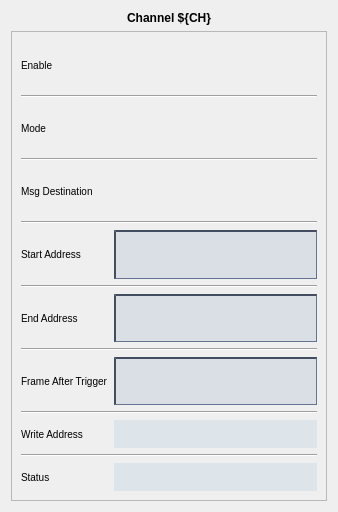
Before: the Qt Designer form waveform_engine.ui in cristinasewell/ATCA_PyDM_Screens, drawn with Qt 5.
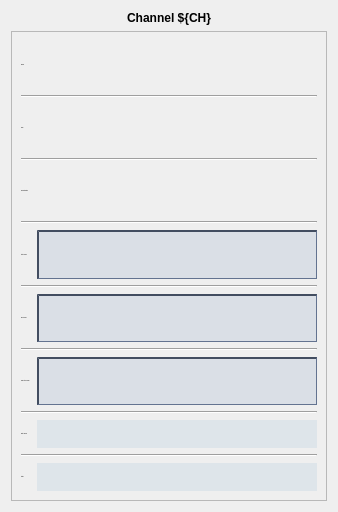
After: the same form once the commit is applied. Custom widgets are drawn as their Qt base class.

Commit message: Fix layout - looks ok now

What changed in the file:
```diff
--- a/waveform_engine.ui
+++ b/waveform_engine.ui
@@ -54,9 +54,6 @@
   border-color: rgb(66,77,96);
   border-style: inset;
   border-width: 2px 1px 1px 2px;
-}
-QLabel {
-  font-size: 10px;
 }</string>
   </property>
   <layout class="QVBoxLayout" name="verticalLayout">
@@ -240,7 +237,7 @@
            <property name="minimumSize">
             <size>
              <width>0</width>
-             <height>24</height>
+             <height>0</height>
             </size>
            </property>
            <property name="maximumSize">
```
The commit also changes 3 other files.
